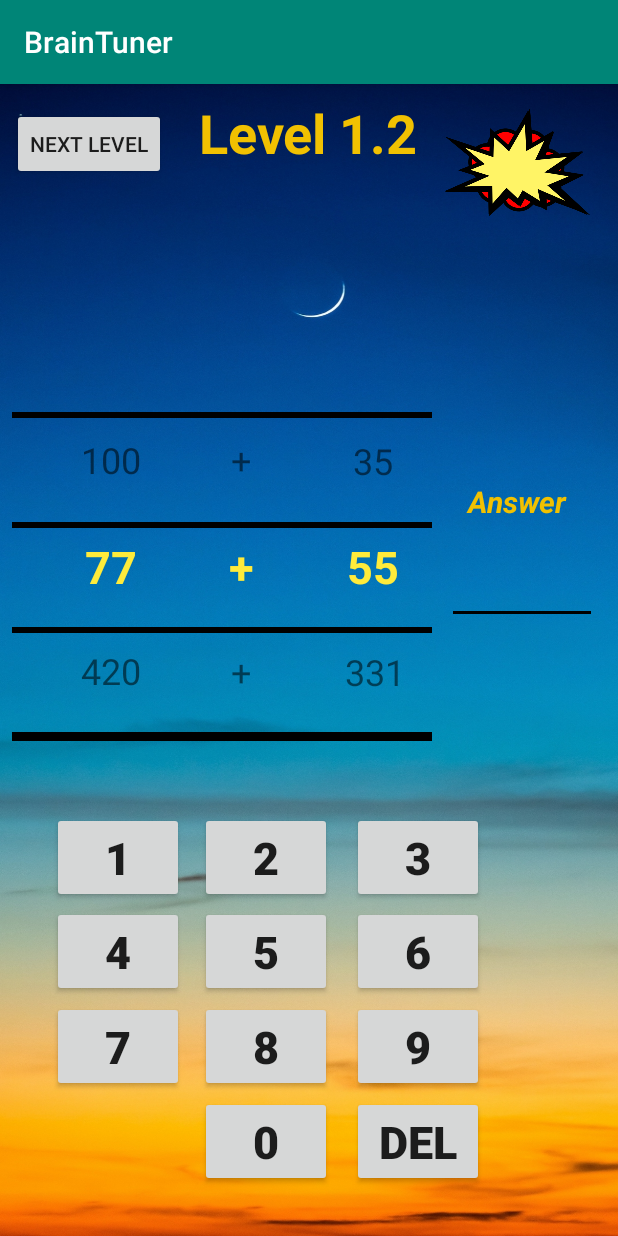
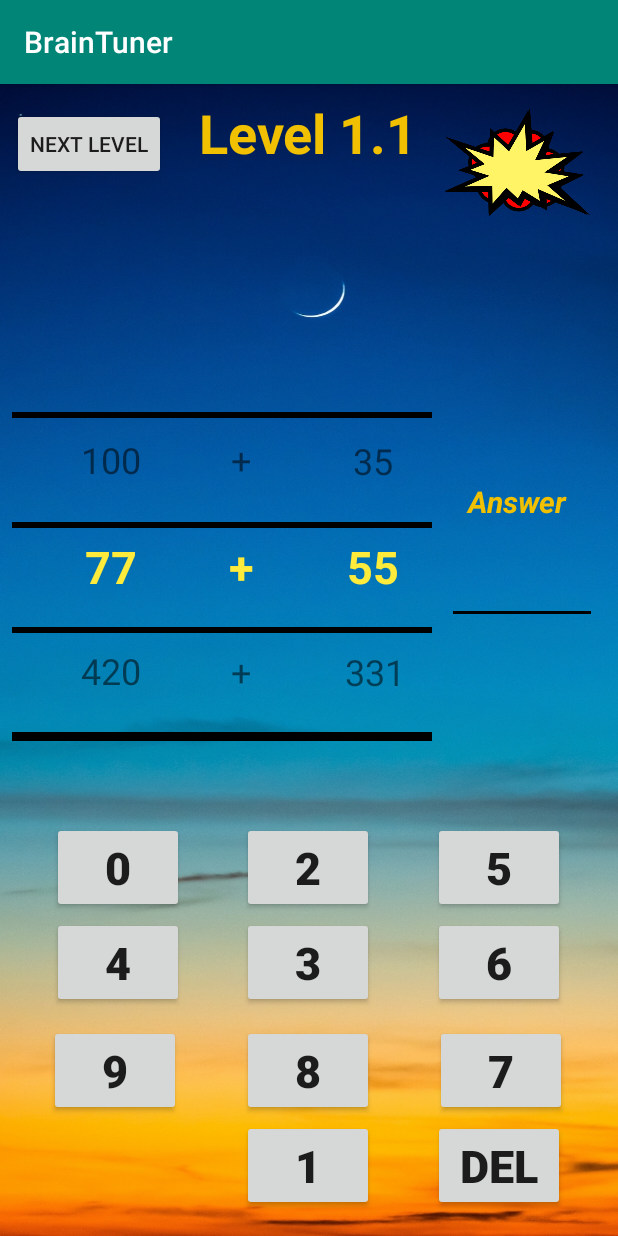
Before and after one commit to tdwic/BrainTuner2, an Android app: the level_1_a screen opened directly, with no data from a screen before it, on a phone screen of 412 x 824 dp. Run offline under Robolectric (Android 15) with nearby library versions, the phone set to English and light mode, and no system bars; Roboto replaces fonts that are not available here.

Commit message:
all Interface are completed..

```diff
--- a/app/src/main/java/com/example/braintuner/level_1_a.java
+++ b/app/src/main/java/com/example/braintuner/level_1_a.java
@@ -17,7 +17,7 @@ public class level_1_a extends AppCompatActivity {
     }
 
     private void buttonConfigure(){
-        Button statBtn = (Button) findViewById(R.id.button_level_1);
+        Button statBtn = (Button) findViewById(R.id.button_level_1_a);
         statBtn.setOnClickListener(new View.OnClickListener() {
             @Override
             public void onClick(View view) {
--- a/app/src/main/res/layout/activity_level_1.xml
+++ b/app/src/main/res/layout/activity_level_1.xml
@@ -34,7 +34,7 @@
         android:layout_marginEnd="8dp"
         android:layout_marginBottom="8dp"
         android:fontFamily="@font/aladin"
-        android:text="Level 1.1"
+        android:text="Level 1"
         android:textColor="#F1C101"
         android:textSize="36sp"
         android:textStyle="bold"
@@ -301,7 +301,7 @@
         android:textSize="30sp"
         app:layout_constraintBottom_toBottomOf="parent"
         app:layout_constraintEnd_toEndOf="parent"
-        app:layout_constraintHorizontal_bias="0.521"
+        app:layout_constraintHorizontal_bias="0.912"
         app:layout_constraintStart_toStartOf="parent"
         app:layout_constraintTop_toTopOf="parent"
         app:layout_constraintVertical_bias="0.719" />
@@ -318,7 +318,7 @@
         android:textSize="30sp"
         app:layout_constraintBottom_toBottomOf="parent"
         app:layout_constraintEnd_toEndOf="parent"
-        app:layout_constraintHorizontal_bias="0.902"
+        app:layout_constraintHorizontal_bias="0.521"
         app:layout_constraintStart_toStartOf="parent"
         app:layout_constraintTop_toTopOf="parent"
         app:layout_constraintVertical_bias="0.719" />
@@ -338,7 +338,7 @@
         app:layout_constraintHorizontal_bias="0.12"
         app:layout_constraintStart_toStartOf="parent"
         app:layout_constraintTop_toTopOf="parent"
-        app:layout_constraintVertical_bias="0.81" />
+        app:layout_constraintVertical_bias="0.816" />
 
     <Button
         android:id="@+id/button17"
@@ -355,7 +355,7 @@
         app:layout_constraintHorizontal_bias="0.521"
         app:layout_constraintStart_toStartOf="parent"
         app:layout_constraintTop_toTopOf="parent"
-        app:layout_constraintVertical_bias="0.81" />
+        app:layout_constraintVertical_bias="0.816" />
 
     <Button
         android:id="@+id/button18"
@@ -369,7 +369,7 @@
         android:textSize="30sp"
         app:layout_constraintBottom_toBottomOf="parent"
         app:layout_constraintEnd_toEndOf="parent"
-        app:layout_constraintHorizontal_bias="0.902"
+        app:layout_constraintHorizontal_bias="0.912"
         app:layout_constraintStart_toStartOf="parent"
         app:layout_constraintTop_toTopOf="parent"
         app:layout_constraintVertical_bias="0.816" />
@@ -389,7 +389,7 @@
         app:layout_constraintHorizontal_bias="0.12"
         app:layout_constraintStart_toStartOf="parent"
         app:layout_constraintTop_toTopOf="parent"
-        app:layout_constraintVertical_bias="0.902" />
+        app:layout_constraintVertical_bias="0.914" />
 
     <Button
         android:id="@+id/button20"
@@ -406,7 +406,7 @@
         app:layout_constraintHorizontal_bias="0.521"
         app:layout_constraintStart_toStartOf="parent"
         app:layout_constraintTop_toTopOf="parent"
-        app:layout_constraintVertical_bias="0.902" />
+        app:layout_constraintVertical_bias="0.914" />
 
     <Button
         android:id="@+id/button21"
@@ -420,10 +420,10 @@
         android:textSize="30sp"
         app:layout_constraintBottom_toBottomOf="parent"
         app:layout_constraintEnd_toEndOf="parent"
-        app:layout_constraintHorizontal_bias="0.902"
+        app:layout_constraintHorizontal_bias="0.912"
         app:layout_constraintStart_toStartOf="parent"
         app:layout_constraintTop_toTopOf="parent"
-        app:layout_constraintVertical_bias="0.908" />
+        app:layout_constraintVertical_bias="0.914" />
 
     <Button
         android:id="@+id/button22"
--- a/app/src/main/res/layout/activity_level_1_a.xml
+++ b/app/src/main/res/layout/activity_level_1_a.xml
@@ -32,7 +32,7 @@
         android:layout_marginEnd="8dp"
         android:layout_marginBottom="8dp"
         android:fontFamily="@font/aladin"
-        android:text="Level 1.2"
+        android:text="Level 1.1"
         android:textColor="#F1C101"
         android:textSize="36sp"
         android:textStyle="bold"
@@ -56,10 +56,10 @@
         android:textStyle="bold"
         app:layout_constraintBottom_toBottomOf="parent"
         app:layout_constraintEnd_toEndOf="parent"
-        app:layout_constraintHorizontal_bias="0.087"
+        app:layout_constraintHorizontal_bias="0.915"
         app:layout_constraintStart_toStartOf="parent"
         app:layout_constraintTop_toTopOf="parent"
-        app:layout_constraintVertical_bias="0.873" />
+        app:layout_constraintVertical_bias="0.896" />
 
     <Button
         android:id="@+id/button64"
@@ -74,10 +74,10 @@
         android:textStyle="bold"
         app:layout_constraintBottom_toBottomOf="parent"
         app:layout_constraintEnd_toEndOf="parent"
-        app:layout_constraintHorizontal_bias="0.407"
+        app:layout_constraintHorizontal_bias="0.498"
         app:layout_constraintStart_toStartOf="parent"
         app:layout_constraintTop_toTopOf="parent"
-        app:layout_constraintVertical_bias="0.873" />
+        app:layout_constraintVertical_bias="0.896" />
 
     <Button
         android:id="@+id/button66"
@@ -92,10 +92,10 @@
         android:textStyle="bold"
         app:layout_constraintBottom_toBottomOf="parent"
         app:layout_constraintEnd_toEndOf="parent"
-        app:layout_constraintHorizontal_bias="0.736"
+        app:layout_constraintHorizontal_bias="0.912"
         app:layout_constraintStart_toStartOf="parent"
         app:layout_constraintTop_toTopOf="parent"
-        app:layout_constraintVertical_bias="0.964" />
+        app:layout_constraintVertical_bias="0.987" />
 
     <Button
         android:id="@+id/button67"
@@ -110,10 +110,10 @@
         android:textStyle="bold"
         app:layout_constraintBottom_toBottomOf="parent"
         app:layout_constraintEnd_toEndOf="parent"
-        app:layout_constraintHorizontal_bias="0.407"
+        app:layout_constraintHorizontal_bias="0.087"
         app:layout_constraintStart_toStartOf="parent"
         app:layout_constraintTop_toTopOf="parent"
-        app:layout_constraintVertical_bias="0.964" />
+        app:layout_constraintVertical_bias="0.7" />
 
     <Button
         android:id="@+id/button65"
@@ -128,10 +128,10 @@
         android:textStyle="bold"
         app:layout_constraintBottom_toBottomOf="parent"
         app:layout_constraintEnd_toEndOf="parent"
-        app:layout_constraintHorizontal_bias="0.736"
+        app:layout_constraintHorizontal_bias="0.081"
         app:layout_constraintStart_toStartOf="parent"
         app:layout_constraintTop_toTopOf="parent"
-        app:layout_constraintVertical_bias="0.873" />
+        app:layout_constraintVertical_bias="0.896" />
 
     <Button
         android:id="@+id/button60"
@@ -149,7 +149,7 @@
         app:layout_constraintHorizontal_bias="0.087"
         app:layout_constraintStart_toStartOf="parent"
         app:layout_constraintTop_toTopOf="parent"
-        app:layout_constraintVertical_bias="0.781" />
+        app:layout_constraintVertical_bias="0.792" />
 
     <Button
         android:id="@+id/button61"
@@ -164,10 +164,10 @@
         android:textStyle="bold"
         app:layout_constraintBottom_toBottomOf="parent"
         app:layout_constraintEnd_toEndOf="parent"
-        app:layout_constraintHorizontal_bias="0.407"
+        app:layout_constraintHorizontal_bias="0.912"
         app:layout_constraintStart_toStartOf="parent"
         app:layout_constraintTop_toTopOf="parent"
-        app:layout_constraintVertical_bias="0.781" />
+        app:layout_constraintVertical_bias="0.7" />
 
     <Button
         android:id="@+id/button62"
@@ -182,13 +182,13 @@
         android:textStyle="bold"
         app:layout_constraintBottom_toBottomOf="parent"
         app:layout_constraintEnd_toEndOf="parent"
-        app:layout_constraintHorizontal_bias="0.736"
+        app:layout_constraintHorizontal_bias="0.912"
         app:layout_constraintStart_toStartOf="parent"
         app:layout_constraintTop_toTopOf="parent"
-        app:layout_constraintVertical_bias="0.781" />
+        app:layout_constraintVertical_bias="0.792" />
 
     <Button
-        android:id="@+id/button_level_"
+        android:id="@+id/button_level_1_a"
         android:layout_width="wrap_content"
         android:layout_height="wrap_content"
         android:layout_marginStart="8dp"
@@ -482,10 +482,10 @@
         android:textStyle="bold"
         app:layout_constraintBottom_toBottomOf="parent"
         app:layout_constraintEnd_toEndOf="parent"
-        app:layout_constraintHorizontal_bias="0.087"
+        app:layout_constraintHorizontal_bias="0.498"
         app:layout_constraintStart_toStartOf="parent"
         app:layout_constraintTop_toTopOf="parent"
-        app:layout_constraintVertical_bias="0.69" />
+        app:layout_constraintVertical_bias="0.987" />
 
     <Button
         android:id="@+id/button58"
@@ -500,10 +500,10 @@
         android:textStyle="bold"
         app:layout_constraintBottom_toBottomOf="parent"
         app:layout_constraintEnd_toEndOf="parent"
-        app:layout_constraintHorizontal_bias="0.736"
+        app:layout_constraintHorizontal_bias="0.498"
         app:layout_constraintStart_toStartOf="parent"
         app:layout_constraintTop_toTopOf="parent"
-        app:layout_constraintVertical_bias="0.69" />
+        app:layout_constraintVertical_bias="0.792" />
 
     <Button
         android:id="@+id/button59"
@@ -518,9 +518,9 @@
         android:textStyle="bold"
         app:layout_constraintBottom_toBottomOf="parent"
         app:layout_constraintEnd_toEndOf="parent"
-        app:layout_constraintHorizontal_bias="0.407"
+        app:layout_constraintHorizontal_bias="0.498"
         app:layout_constraintStart_toStartOf="parent"
         app:layout_constraintTop_toTopOf="parent"
-        app:layout_constraintVertical_bias="0.69" />
+        app:layout_constraintVertical_bias="0.7" />
 
 </androidx.constraintlayout.widget.ConstraintLayout>
```
